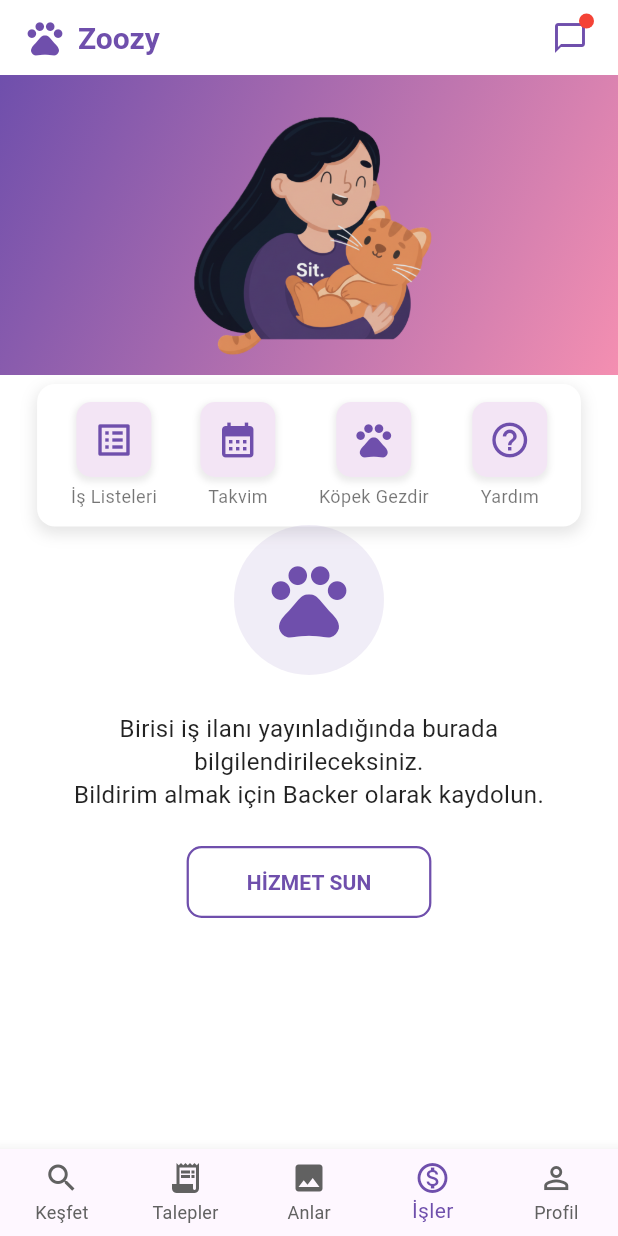
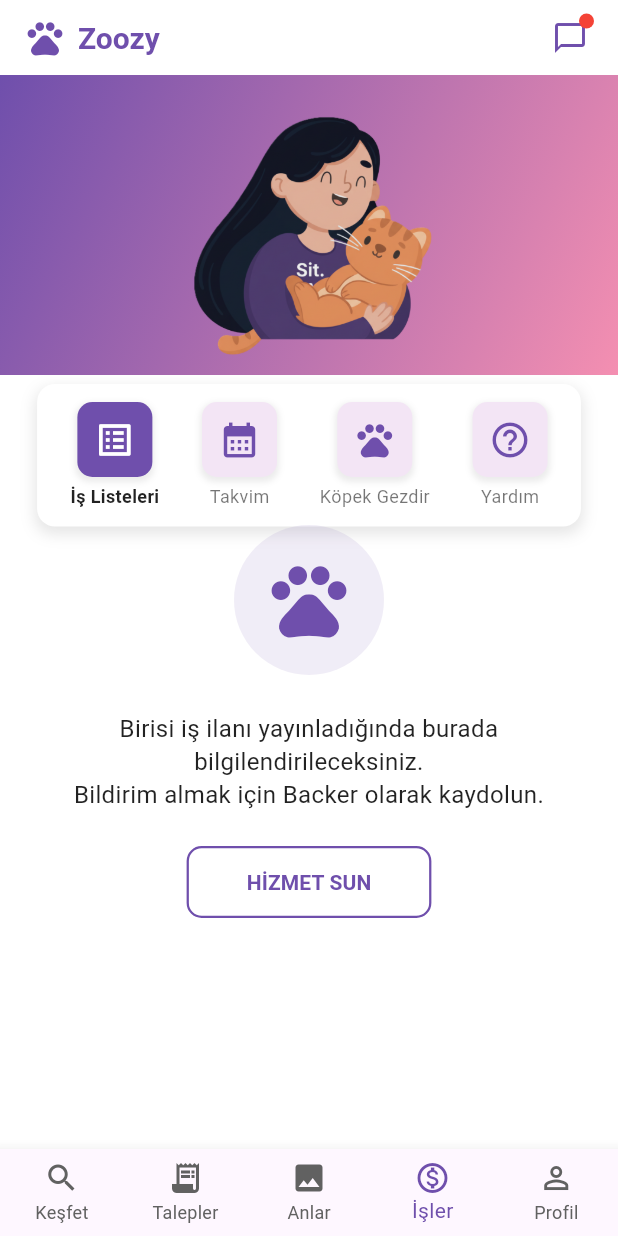
Before and after one commit to iremsuerdemir/Zoozy, a Flutter app: the JobsScreen screen opened directly, on a phone screen of 412 x 824 dp. Run offline on Flutter 3.47's test engine with Material 3 defaults, Android fonts, the phone set to English and light mode, and no system bars; our stand-ins replace firebase_auth, firebase_core, google_sign_in, image_picker, qr_flutter, shared_preferences; missing offline and left inert: flutter_facebook_auth; accounts and stored records are empty.

Commit message:
Yönlendirme düzenlemeleri yapıldı.

```diff
--- a/lib/main.dart
+++ b/lib/main.dart
@@ -9,7 +9,8 @@ import 'package:flutter_facebook_auth/flutter_facebook_auth.dart';
 import 'package:zoozy/screens/my_pets_page.dart';
 import 'package:zoozy/screens/profile_screen.dart';
 import 'package:zoozy/screens/promotions_coupons_Screen.dart';
-import 'package:zoozy/screens/reguests_screen.dart'; // <-- Bunu ekledik
+import 'package:zoozy/screens/reguests_screen.dart';
+import 'package:zoozy/screens/services.dart'; // <-- Bunu ekledik
 
 // Web için GoogleSignIn
 final GoogleSignIn googleSignIn = GoogleSignIn(
@@ -62,7 +63,7 @@ class MyApp extends StatelessWidget {
       theme: ThemeData(
         colorScheme: ColorScheme.fromSeed(seedColor: Colors.deepPurple),
       ),
-      home: PromotionsCouponsScreen(),
+      home: Services(),
     );
   }
 }
--- a/lib/screens/agreement_screen.dart
+++ b/lib/screens/agreement_screen.dart
@@ -1,5 +1,6 @@
 import 'dart:math' as math;
 import 'package:flutter/material.dart';
+import 'package:zoozy/screens/jobs_screen.dart';
 import 'package:zoozy/screens/services.dart';
 
 // Madde işaretleri için özel widget
@@ -77,7 +78,10 @@ class _AgreementScreenState extends State<AgreementScreen> {
                           color: Colors.white,
                           size: 28,
                         ),
-                        onPressed: () => Navigator.pop(context),
+                        onPressed: () => Navigator.push(
+                            context,
+                            MaterialPageRoute(
+                                builder: (context) => JobsScreen())),
                       ),
                       const Text(
                         'Anlaşmalar',
--- a/lib/screens/jobs_screen.dart
+++ b/lib/screens/jobs_screen.dart
@@ -3,22 +3,38 @@ import 'package:zoozy/components/bottom_navigation_bar.dart';
 import 'package:zoozy/screens/agreement_screen.dart';
 import 'package:zoozy/screens/profile_screen.dart';
 
-class JobsScreen extends StatelessWidget {
+class JobsScreen extends StatefulWidget {
   const JobsScreen({super.key});
 
-  // 🎨 Renk paleti
+  @override
+  State<JobsScreen> createState() => _JobsScreenState();
+}
+
+class _JobsScreenState extends State<JobsScreen> {
+  // Seçilen ikon index'i
+  int selectedIndex = 0;
+
+  //   Renk paleti
   static const Color primaryPurple = Color.fromARGB(255, 111, 79, 172);
   static const Color softPink = Color(0xFFF48FB1);
   static const Color cardIconBgColor = Color(0xFFF3E5F5);
 
   Widget _buildIconTextCard(IconData icon, String text) {
-    return Column(
+    bool isSelected = _getIndexFromText(text) == selectedIndex;
+
+    return GestureDetector(
+      onTap: () {
+        setState(() {
+          selectedIndex = _getIndexFromText(text);
+        });
+      },
+      child: Column(
         children: [
           Container(
             width: 50,
             height: 50,
             decoration: BoxDecoration(
-            color: cardIconBgColor,
+              color: isSelected ? primaryPurple : cardIconBgColor,
               borderRadius: BorderRadius.circular(10.0),
               boxShadow: [
                 BoxShadow(
@@ -29,15 +45,39 @@ class JobsScreen extends StatelessWidget {
                 ),
               ],
             ),
-          child: Icon(icon, color: primaryPurple, size: 28),
+            child: Icon(
+              icon,
+              color: isSelected ? Colors.white : primaryPurple,
+              size: 28,
+            ),
           ),
           const SizedBox(height: 4),
           Text(
             text,
-          style: const TextStyle(fontSize: 12, color: Colors.black54),
+            style: TextStyle(
+              fontSize: 12,
+              color: isSelected ? Colors.black87 : Colors.black54,
+              fontWeight: isSelected ? FontWeight.bold : FontWeight.normal,
+            ),
           ),
         ],
+      ),
     );
+  }
+
+  int _getIndexFromText(String text) {
+    switch (text) {
+      case "İş Listeleri":
+        return 0;
+      case "Takvim":
+        return 1;
+      case "Köpek Gezdir":
+        return 2;
+      case "Yardım":
+        return 3;
+      default:
+        return 0;
+    }
   }
 
   @override
@@ -97,7 +137,7 @@ class JobsScreen extends StatelessWidget {
             Stack(
               clipBehavior: Clip.none,
               children: [
-                //   Üst arka plan gradient
+                // Üst arka plan gradient
                 Container(
                   height: 200,
                   width: double.infinity,
@@ -110,7 +150,7 @@ class JobsScreen extends StatelessWidget {
                   ),
                 ),
 
-                //   Orta görsel
+                // Orta görsel
                 Positioned(
                   left: screenWidth / 2 - 80,
                   top: 20,
@@ -127,9 +167,9 @@ class JobsScreen extends StatelessWidget {
                   ),
                 ),
 
-                //   Alt kısım: ikonlu kutular
+                // Alt kısım: ikonlu kutular
                 Positioned(
-                  top: screenHeight * 0.25, // biraz aşağıda
+                  top: screenHeight * 0.25,
                   left: screenWidth * 0.06,
                   right: screenWidth * 0.06,
                   child: Container(
@@ -160,10 +200,7 @@ class JobsScreen extends StatelessWidget {
                 ),
               ],
             ),
-
             const SizedBox(height: 100),
-
-            //   Daire ikon
             Container(
               width: 100,
               height: 100,
@@ -175,10 +212,7 @@ class JobsScreen extends StatelessWidget {
                 child: Icon(Icons.pets, size: 60, color: primaryPurple),
               ),
             ),
-
             const SizedBox(height: 24),
-
-            //   Bilgilendirme metni
             const Padding(
               padding: EdgeInsets.symmetric(horizontal: 40),
               child: Text(
@@ -191,10 +225,7 @@ class JobsScreen extends StatelessWidget {
                 ),
               ),
             ),
-
             const SizedBox(height: 24),
-
-            //   Hizmet Sun butonu
             ElevatedButton(
               style: ElevatedButton.styleFrom(
                 backgroundColor: Colors.white,
@@ -219,13 +250,10 @@ class JobsScreen extends StatelessWidget {
                 style: TextStyle(fontWeight: FontWeight.bold, fontSize: 14),
               ),
             ),
-
             const SizedBox(height: 20),
           ],
         ),
       ),
-
-      //   Alt menü çubuğu
       bottomNavigationBar: CustomBottomNavBar(
         currentIndex: 3,
         selectedColor: primaryPurple,
--- a/lib/screens/promotions_coupons_screen.dart
+++ b/lib/screens/promotions_coupons_screen.dart
@@ -1,4 +1,5 @@
 import 'package:flutter/material.dart';
+import 'package:zoozy/screens/profile_screen.dart';
 
 class PromotionsCouponsScreen extends StatelessWidget {
   const PromotionsCouponsScreen({super.key});
@@ -55,7 +56,10 @@ class PromotionsCouponsScreen extends StatelessWidget {
                           Icons.arrow_back_ios_new,
                           color: Colors.white,
                         ),
-                        onPressed: () => Navigator.pop(context),
+                        onPressed: () => Navigator.push(
+                            context,
+                            MaterialPageRoute(
+                                builder: (context) => ProfileScreen())),
                       ),
                     ),
                     // Ortadaki ikon ve yazı
```
Also changed, not shown: lib/screens/reguests_screen.dart (+43 -43 lines), lib/screens/services.dart (+36 -3 lines). Lines whose indentation alone changed are shown as unchanged.
